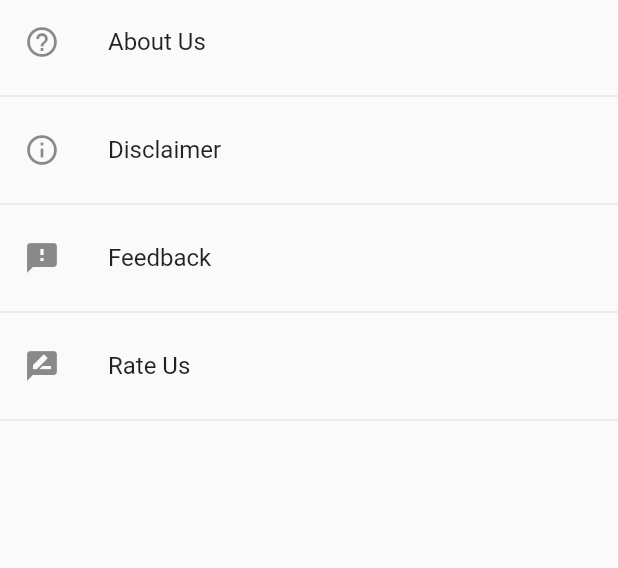
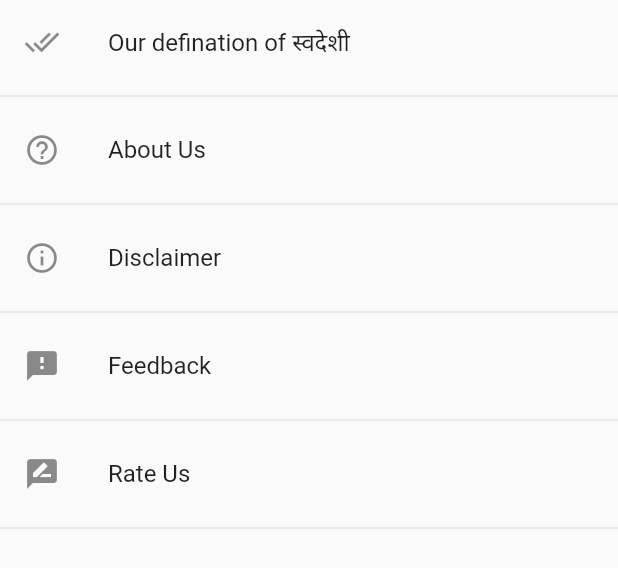
Before and after one commit to dhuma1981/wedeshi_app, a Flutter app: the MorePage widget shown alone on an empty page, opened directly, on a phone screen of 412 x 824 dp. Shown: the top 568 px of the screen. Run offline on Flutter 3.47's test engine with Material 2 defaults, Android fonts, the phone set to English and light mode, and no system bars; our stand-ins replace cached_network_image, firebase_remote_config, share; missing offline and left inert: http_interceptor, launch_review; accounts and stored records are empty; statements that could not run were skipped.

Commit message:
defination of local pushed

```diff
--- a/lib/screens/more_page.dart
+++ b/lib/screens/more_page.dart
@@ -4,6 +4,7 @@ import 'package:firebase_remote_config/firebase_remote_config.dart';
 import 'package:flutter/material.dart';
 import 'package:launch_review/launch_review.dart';
 import 'package:wedeshi/screens/about_us_page.dart';
+import 'package:wedeshi/screens/defination_local_page.dart';
 import 'package:wedeshi/screens/disclaimer_page.dart';
 import 'package:wedeshi/utils/constants.dart';
 
@@ -17,6 +18,7 @@ class MorePage extends StatefulWidget {
 class _MorePageState extends State<MorePage> {
   String aboutUs = "";
   String disclaimer = "";
+  String definationLocal = "";
 
   @override
   void initState() {
@@ -30,12 +32,24 @@ class _MorePageState extends State<MorePage> {
     await remoteConfig.activateFetched();
     aboutUs = jsonDecode(remoteConfig.getString("about_us"))["data"];
     disclaimer = jsonDecode(remoteConfig.getString("disclaimer"))["data"];
+    definationLocal = jsonDecode(remoteConfig.getString("local"))['data'];
   }
 
   @override
   Widget build(BuildContext context) {
     return Column(
       children: [
+        ListTile(
+          onTap: () {
+            Navigator.of(context).push(MaterialPageRoute(
+                builder: (_) => DefinationLocalPage(
+                      definationLocalText: definationLocal,
+                    )));
+          },
+          leading: Icon(Icons.done_all),
+          title: Text(Constants.DEFINATION_LOCAL),
+        ),
+        Divider(),
         ListTile(
           onTap: () {
             Navigator.of(context).push(MaterialPageRoute(
--- a/lib/utils/constants.dart
+++ b/lib/utils/constants.dart
@@ -8,6 +8,7 @@ class Constants {
   static const SWADESHI = "स्वदेशी";
   static const WEDESHI = "विदेशी";
 
+  static const DEFINATION_LOCAL = "Our defination of स्वदेशी";
   static const ABOUT_US = "About Us";
   static const DISCLAIMER = "Disclaimer";
   static const FEEDBACK = "Feedback";
```
Also changed, not shown: lib/screens/defination_local_page.dart (added, +36 -0 lines).
